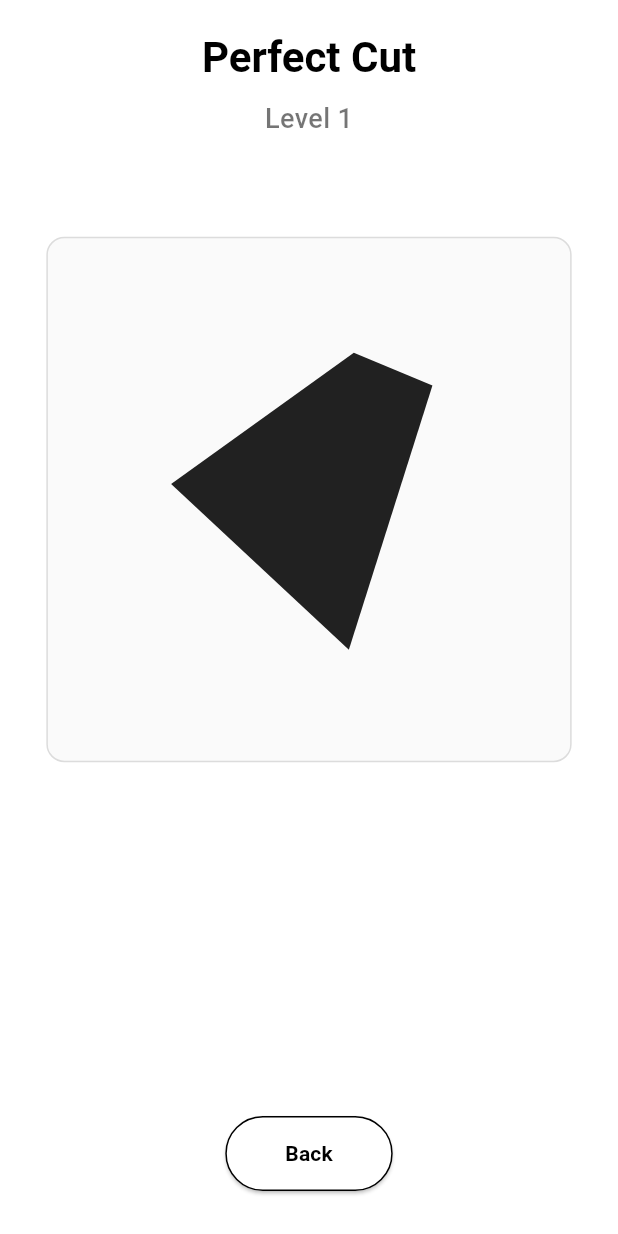
After one commit to DakshDB/iambored, a Flutter app: the screen it shows after launch, scrolled down 184 dp, after a tap on "Perfect Cut", on a phone screen of 412 x 824 dp. The commit adds this screen. Run offline on Flutter 3.47's test engine with Material 3 defaults, Android fonts, the phone set to English and light mode, and no system bars; our stand-ins replace cherry_toast, localstorage.

Commit message:
feat: introduce a leaderboard with game statistics and filtering, a main application home screen, and the Perfect Cut game.

```diff
--- /dev/null
+++ b/lib/Games/PerfectCut/home.dart
@@ -0,0 +1,415 @@
+import 'dart:math';
+import 'dart:ui';
+
+import 'package:flutter/material.dart';
+import 'package:iambored/Leaderboard/Services/ScoreRecorder.dart';
+
+class PerfectCut extends StatefulWidget {
+  const PerfectCut({super.key});
+
+  @override
+  State<PerfectCut> createState() => _PerfectCutState();
+}
+
+class _PerfectCutState extends State<PerfectCut> {
+  List<Offset> polygon = [];
+  Offset? startPoint;
+  Offset? endPoint;
+  List<Offset> splitPoly1 = [];
+  List<Offset> splitPoly2 = [];
+  double score = 0;
+  bool showResult = false;
+  double area1 = 0;
+  double area2 = 0;
+  double totalArea = 0;
+  int level = 1;
+  double totalScore = 0;
+
+  @override
+  void initState() {
+    super.initState();
+    // Polygon generation deferred to build method to access MediaQuery
+  }
+
+  void _calculateCut() {
+    if (startPoint == null || endPoint == null) return;
+
+    // 1. Find intersections
+    List<Offset> intersections = [];
+    List<int> intersectionIndices = []; // Index of the edge starting point
+
+    for (int i = 0; i < polygon.length; i++) {
+      final p1 = polygon[i];
+      final p2 = polygon[(i + 1) % polygon.length];
+
+      final intersection = _getLineIntersection(startPoint!, endPoint!, p1, p2);
+      if (intersection != null) {
+        intersections.add(intersection);
+        intersectionIndices.add(i);
+      }
+    }
+
+    if (intersections.length != 2) {
+      // Invalid cut (didn't cross exactly 2 edges)
+      // For now, just reset
+      setState(() {
+        startPoint = null;
+        endPoint = null;
+      });
+      return;
+    }
+
+    // 2. Split Polygon
+    // Poly 1: Inter1 -> ... -> Inter2
+    splitPoly1.clear();
+    splitPoly1.add(intersections[0]);
+
+    int currentIndex = intersectionIndices[0];
+    int endIndex = intersectionIndices[1];
+
+    // Add vertices between inter1 and inter2
+    // We move forward from index[0] to index[1]
+    int idx = (currentIndex + 1) % polygon.length;
+    while (idx != (endIndex + 1) % polygon.length) {
+      splitPoly1.add(polygon[idx]);
+      idx = (idx + 1) % polygon.length;
+    }
+    splitPoly1.add(intersections[1]);
+
+    // Poly 2: Inter2 -> ... -> Inter1
+    splitPoly2.clear();
+    splitPoly2.add(intersections[1]);
+
+    idx = (endIndex + 1) % polygon.length;
+    while (idx != (currentIndex + 1) % polygon.length) {
+      splitPoly2.add(polygon[idx]);
+      idx = (idx + 1) % polygon.length;
+    }
+    splitPoly2.add(intersections[0]);
+
+    // 3. Calculate Areas
+    area1 = _calculatePolygonArea(splitPoly1);
+    area2 = _calculatePolygonArea(splitPoly2);
+    totalArea = area1 + area2;
+
+    // 4. Score
+    double ratio = (area1 / totalArea) * 100;
+    // Perfect is 50.
+    // Diff = |50 - ratio|
+    // Score = 100 - Diff * 2 (so if ratio is 0 or 100, score is 0. If ratio is 50, score is 100)
+    double diff = (50 - ratio).abs();
+    double roundScore = max(
+        0,
+        100 -
+            diff *
+                4); // Penalize more strictly? *4 means 25% off = 0 score. Let's do *3
+    roundScore = max(0, 100 - diff * 3);
+
+    setState(() {
+      score = roundScore;
+      totalScore += score;
+      showResult = true;
+    });
+
+    recordScore('perfect_cut', totalScore);
+  }
+
+  Offset? _getLineIntersection(Offset p1, Offset p2, Offset p3, Offset p4) {
+    // Line 1: p1-p2 (The cut line - treat as infinite line for intersection calculation?)
+    // Actually, user draws a line segment. If it doesn't cross, it's not a cut.
+    // But to make it easier, let's treat p1-p2 as infinite line, BUT check if intersection lies on p3-p4 segment.
+
+    final x1 = p1.dx, y1 = p1.dy;
+    final x2 = p2.dx, y2 = p2.dy;
+    final x3 = p3.dx, y3 = p3.dy;
+    final x4 = p4.dx, y4 = p4.dy;
+
+    final denom = (y4 - y3) * (x2 - x1) - (x4 - x3) * (y2 - y1);
+    if (denom == 0) return null; // Parallel
+
+    final ua = ((x4 - x3) * (y1 - y3) - (y4 - y3) * (x1 - x3)) / denom;
+    final ub = ((x2 - x1) * (y1 - y3) - (y2 - y1) * (x1 - x3)) / denom;
+
+    // ub is for the segment p3-p4. It must be between 0 and 1.
+    // ua is for the segment p1-p2. If we want to treat p1-p2 as infinite, we don't check ua.
+    // But user drew a line, maybe we should enforce it crosses?
+    // Let's enforce it crosses the cut line too to avoid accidental cuts from short swipes.
+    if (ua >= 0 && ua <= 1 && ub >= 0 && ub <= 1) {
+      return Offset(x1 + ua * (x2 - x1), y1 + ua * (y2 - y1));
+    }
+    return null;
+  }
+
+  double _calculatePolygonArea(List<Offset> points) {
+    double area = 0;
+    for (int i = 0; i < points.length; i++) {
+      int j = (i + 1) % points.length;
+      area += points[i].dx * points[j].dy;
+      area -= points[j].dx * points[i].dy;
+    }
+    return (area / 2).abs();
+  }
+
+  void _nextLevel() {
+    setState(() {
+      level++;
+      polygon.clear(); // Trigger regeneration in build
+      showResult = false;
+      startPoint = null;
+      endPoint = null;
+      splitPoly1.clear();
+      splitPoly2.clear();
+    });
+  }
+
+  @override
+  Widget build(BuildContext context) {
+    return Scaffold(
+      backgroundColor: Colors.white,
+      body: SafeArea(
+        child: Column(
+          children: [
+            // Header / Score
+            Padding(
+              padding: const EdgeInsets.only(top: 20.0),
+              child: Column(
+                children: [
+                  Text(
+                    'Perfect Cut',
+                    style: Theme.of(context).textTheme.headlineMedium?.copyWith(
+                          color: Colors.black,
+                          fontWeight: FontWeight.bold,
+                        ),
+                  ),
+                  const SizedBox(height: 10),
+                  Text(
+                    'Level $level',
+                    style: const TextStyle(
+                      color: Colors.black54,
+                      fontSize: 18,
+                      fontWeight: FontWeight.w500,
+                    ),
+                  ),
+                ],
+              ),
+            ),
+
+            // Game Area (Expanded to fill available space)
+            Expanded(
+              child: Center(
+                child: LayoutBuilder(
+                  builder: (context, constraints) {
+                    // Define a square area for the game
+                    double size =
+                        min(constraints.maxWidth, constraints.maxHeight) * 0.85;
+
+                    // Regenerate if empty
+                    if (polygon.isEmpty) {
+                      final random = Random();
+                      final centerX = size / 2;
+                      final centerY = size / 2;
+                      final radius = size * 0.35;
+                      final numPoints = 3 + random.nextInt(3);
+
+                      List<double> angles = [];
+                      for (int i = 0; i < numPoints; i++) {
+                        angles.add(random.nextDouble() * 2 * pi);
+                      }
+                      angles.sort();
+
+                      polygon.clear();
+                      for (var angle in angles) {
+                        final r = radius * (0.7 + random.nextDouble() * 0.3);
+                        polygon.add(Offset(
+                          centerX + r * cos(angle),
+                          centerY + r * sin(angle),
+                        ));
+                      }
+                    }
+
+                    return Container(
+                      width: size,
+                      height: size,
+                      decoration: BoxDecoration(
+                        color: Colors.grey[50],
+                        border: Border.all(color: Colors.black12),
+                        borderRadius: BorderRadius.circular(12),
+                      ),
+                      child: GestureDetector(
+                        onPanStart: (details) {
+                          if (showResult) return;
+                          setState(() {
+                            startPoint = details.localPosition;
+                            endPoint = details.localPosition;
+                          });
+                        },
+                        onPanUpdate: (details) {
+                          if (showResult) return;
+                          setState(() {
+                            endPoint = details.localPosition;
+                          });
+                        },
+                        onPanEnd: (details) {
+                          if (showResult) return;
+                          _calculateCut();
+                        },
+                        child: ClipRRect(
+                          borderRadius: BorderRadius.circular(12),
+                          child: CustomPaint(
+                            size: Size(size, size),
+                            painter: PolygonPainter(
+                              polygon: polygon,
+                              startPoint: startPoint,
+                              endPoint: endPoint,
+                              splitPoly1: splitPoly1,
+                              splitPoly2: splitPoly2,
+                              showResult: showResult,
+                            ),
+                          ),
+                        ),
+                      ),
+                    );
+                  },
+                ),
+              ),
+            ),
+
+            // Result Section (Below Shape, Above Back Button)
+            SizedBox(
+              height: 150, // Fixed height to prevent layout jump
+              child: showResult
+                  ? Column(
+                      mainAxisAlignment: MainAxisAlignment.center,
+                      children: [
+                        Text(
+                          '${score.toStringAsFixed(1)}%',
+                          style: const TextStyle(
+                            color: Colors.black,
+                            fontSize: 48,
+                            fontWeight: FontWeight.bold,
+                          ),
+                        ),
+                        const SizedBox(height: 5),
+                        Text(
+                          'Split: ${(area1 / totalArea * 100).toStringAsFixed(1)}% / ${(area2 / totalArea * 100).toStringAsFixed(1)}%',
+                          style:
+                              const TextStyle(color: Colors.grey, fontSize: 14),
+                        ),
+                        const SizedBox(height: 15),
+                        ElevatedButton(
+                          onPressed: _nextLevel,
+                          style: ElevatedButton.styleFrom(
+                            backgroundColor: Colors.black,
+                            foregroundColor: Colors.white,
+                            padding: const EdgeInsets.symmetric(
+                                horizontal: 32, vertical: 12),
+                            shape: RoundedRectangleBorder(
+                              borderRadius: BorderRadius.circular(30),
+                            ),
+                          ),
+                          child: const Text(
+                            'Next Shape',
+                            style: TextStyle(
+                                fontSize: 16, fontWeight: FontWeight.bold),
+                          ),
+                        ),
+                      ],
+                    )
+                  : null,
+            ),
+
+            // Sized Box
+            const SizedBox(height: 20),
+
+            // Back Button (Bottom)
+            Padding(
+              padding: const EdgeInsets.only(bottom: 30),
+              child: ElevatedButton(
+                style: ButtonStyle(
+                  shape: WidgetStateProperty.all<RoundedRectangleBorder>(
+                      RoundedRectangleBorder(
+                          borderRadius: BorderRadius.circular(30.0),
+                          side: const BorderSide(color: Colors.black))),
+                  backgroundColor: WidgetStateProperty.all<Color>(Colors.white),
+                  foregroundColor: WidgetStateProperty.all<Color>(Colors.black),
+                  padding: WidgetStateProperty.all<EdgeInsets>(
+                      const EdgeInsets.symmetric(horizontal: 40, vertical: 15)),
+                ),
+                onPressed: () => Navigator.pop(context),
+                child: const Text('Back',
+                    style: TextStyle(fontWeight: FontWeight.bold)),
+              ),
+            ),
+          ],
+        ),
+      ),
+    );
+  }
+}
+
+class PolygonPainter extends CustomPainter {
+  final List<Offset> polygon;
+  final Offset? startPoint;
+  final Offset? endPoint;
+  final List<Offset> splitPoly1;
+  final List<Offset> splitPoly2;
+  final bool showResult;
+
+  PolygonPainter({
+    required this.polygon,
+    this.startPoint,
+    this.endPoint,
+    required this.splitPoly1,
+    required this.splitPoly2,
+    required this.showResult,
+  });
+
+  @override
+  void paint(Canvas canvas, Size size) {
+    final paint = Paint()
+      ..style = PaintingStyle.fill
+      ..strokeWidth = 2.0;
+
+    if (showResult) {
+      // Draw split polygons
+      paint.color = Colors.blue.withOpacity(0.8);
+      final path1 = Path()..addPolygon(splitPoly1, true);
+      canvas.drawPath(path1, paint);
+
+      paint.color = Colors.red.withOpacity(0.8);
+      final path2 = Path()..addPolygon(splitPoly2, true);
+      canvas.drawPath(path2, paint);
+
+      // Draw outline
+      paint.style = PaintingStyle.stroke;
+      paint.color = Colors.black;
+      paint.strokeWidth = 3.0;
+      canvas.drawPath(path1, paint);
+      canvas.drawPath(path2, paint);
+    } else {
+      // Draw original polygon
+      paint.color = Colors.black87;
+      final path = Path()..addPolygon(polygon, true);
+      canvas.drawPath(path, paint);
+
+      // No outline needed for solid black shape, or maybe a subtle one?
+      // Let's keep it clean black shape.
+    }
+
+    // Draw Cut Line
+    if (startPoint != null && endPoint != null) {
+      final linePaint = Paint()
+        ..color = Colors.redAccent
+        ..strokeWidth = 4.0
+        ..strokeCap = StrokeCap.round;
+
+      // Draw dashed line? No, solid cut line is better.
+      canvas.drawLine(startPoint!, endPoint!, linePaint);
+    }
+  }
+
+  @override
+  bool shouldRepaint(covariant CustomPainter oldDelegate) {
+    return true;
+  }
+}
--- a/lib/home.dart
+++ b/lib/home.dart
@@ -12,6 +12,7 @@ import 'Games/Focus/home.dart';
 import 'Games/LifeGame/home.dart';
 import 'Games/MineQuest/home.dart';
 import 'Games/ReactRight/home.dart';
+import 'Games/PerfectCut/home.dart';
 import 'Games/RecallRumble/home.dart';
 import 'Games/SpeedClicker/home.dart';
 import 'Games/SpeedSwipe/home.dart';
@@ -47,6 +48,7 @@ class _HomeState extends State<Home> {
     'Recall Rumble': const RecallRumble(),
     'Speed Swipe': const SpeedSwipe(),
     'React Right': const ReactRight(),
+    'Perfect Cut': const PerfectCut(),
     'Color Catch': const ColorCatch(),
   };
 
```
Also changed, not shown: lib/Leaderboard/home.dart (+14 -0 lines).
